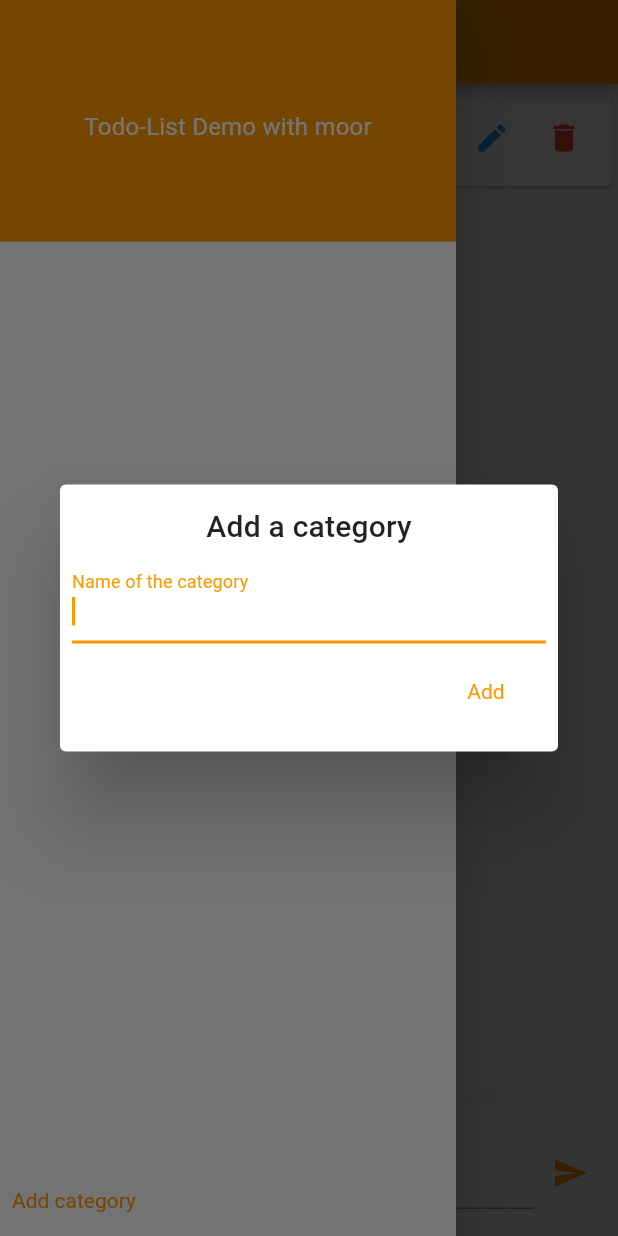
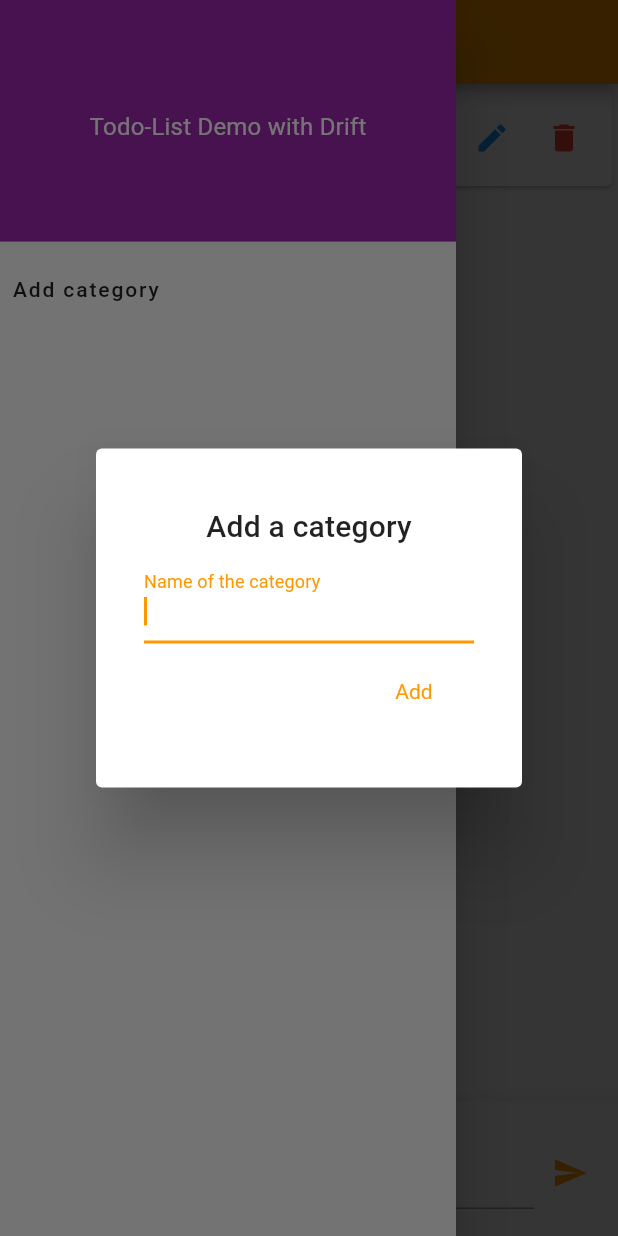
Before and after one commit to Sproute777/flutter_drift_explore, a Flutter app: the screen it shows after launch, in the side drawer, after a tap on "Add category", on a phone screen of 412 x 824 dp. Run offline on Flutter 3.47's test engine with Material 2 defaults, Android fonts, the phone set to English and light mode, and no system bars; our stand-ins replace drift, flutter_bloc, rxdart; missing offline and left inert: drift_db_viewer; accounts and stored records are empty; generated files the repository leaves out were written again.

Commit message:
разборки с категориями

```diff
--- a/lib/ui/common/add_category_dialog.dart
+++ b/lib/ui/common/add_category_dialog.dart
@@ -13,8 +13,9 @@ class _AddCategoryDialogState extends State<AddCategoryDialog> {
   @override
   Widget build(BuildContext context) {
     return Dialog(
+      insetPadding: const EdgeInsets.all(64),
       child: Padding(
-        padding: const EdgeInsets.all(8.0),
+        padding: const EdgeInsets.all(32.0),
         child: Column(
           mainAxisSize: MainAxisSize.min,
           children: [
--- a/lib/ui/common/categories_drawer.dart
+++ b/lib/ui/common/categories_drawer.dart
@@ -25,14 +25,31 @@ class CategoriesDrawer extends StatelessWidget {
                 );
               },
               child: Text(
-                'Todo-List Demo with moor',
+                'Todo-List Demo with Drift',
                 style: Theme.of(context)
                     .textTheme
                     .subtitle1!
                     .copyWith(color: Colors.white),
               ),
             ),
-            decoration: BoxDecoration(color: Colors.orange),
+            decoration: BoxDecoration(color: Colors.purple),
+          ),
+          Row(
+            children: <Widget>[
+              TextButton(
+                child: const Text(
+                  'Add category',
+                  style: TextStyle(color: Colors.black87),
+                ),
+                onPressed: () {
+                  showDialog(
+                      context: context, builder: (_) => AddCategoryDialog());
+                },
+              ),
+            ],
+          ),
+          const SizedBox(
+            height: 16,
           ),
           Flexible(
             child: StreamBuilder<List<CategoryWithActiveInfo>>(
@@ -49,23 +66,6 @@ class CategoriesDrawer extends StatelessWidget {
               },
             ),
           ),
-          Spacer(),
-          Row(
-            children: <Widget>[
-              TextButton(
-                child: const Text('Add category'),
-                style: ButtonStyle(
-                  textStyle: MaterialStateProperty.all(
-                    TextStyle(color: Theme.of(context).colorScheme.secondary),
-                  ),
-                ),
-                onPressed: () {
-                  showDialog(
-                      context: context, builder: (_) => AddCategoryDialog());
-                },
-              ),
-            ],
-          ),
         ],
       ),
     );
@@ -73,13 +73,14 @@ class CategoriesDrawer extends StatelessWidget {
 }
 
 class _CategoryDrawerEntry extends StatelessWidget {
-  final CategoryWithActiveInfo? entry;
+  final CategoryWithActiveInfo entry;
 
-  const _CategoryDrawerEntry({Key? key, this.entry}) : super(key: key);
+  const _CategoryDrawerEntry({Key? key, required this.entry}) : super(key: key);
 
   @override
   Widget build(BuildContext context) {
-    final category = entry!.categoryWithCount.category;
+    final category = entry.categoryWithCount.category;
+
     String title;
     if (category == null) {
       title = 'No category';
@@ -87,7 +88,7 @@ class _CategoryDrawerEntry extends StatelessWidget {
       title = category.description ?? 'Unnamed';
     }
 
-    final isActive = entry!.isActive;
+    final isActive = entry.isActive;
     final bloc = RepositoryProvider.of<TodoRepo>(context);
 
     final rowContent = [
```
Also changed, not shown: pubspec.yaml (+9 -6 lines).
